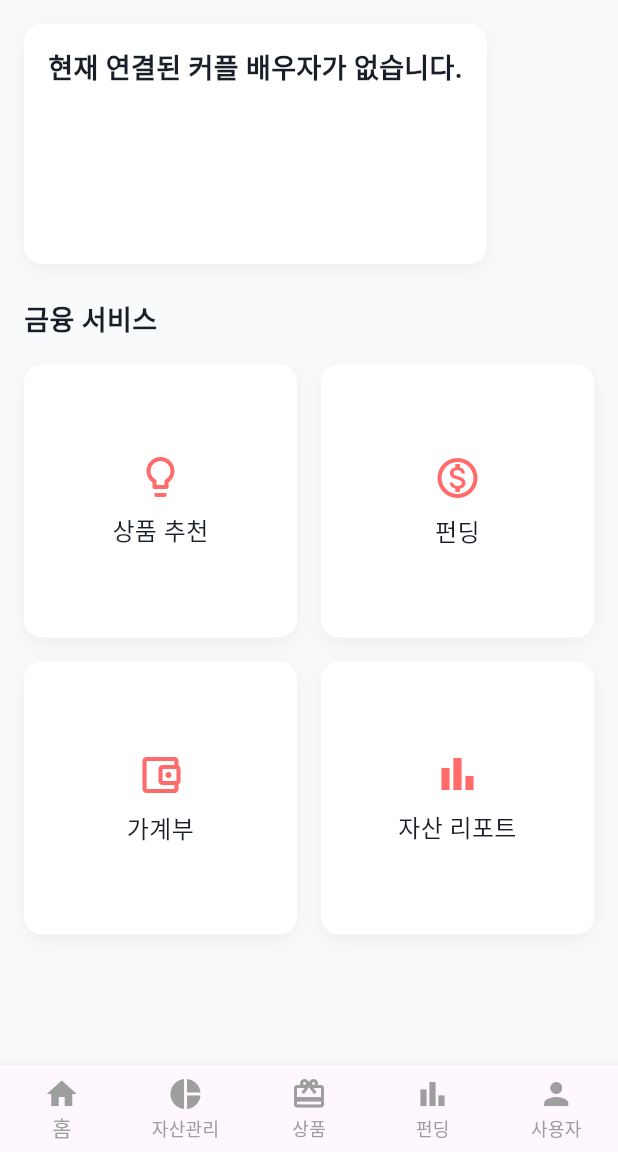
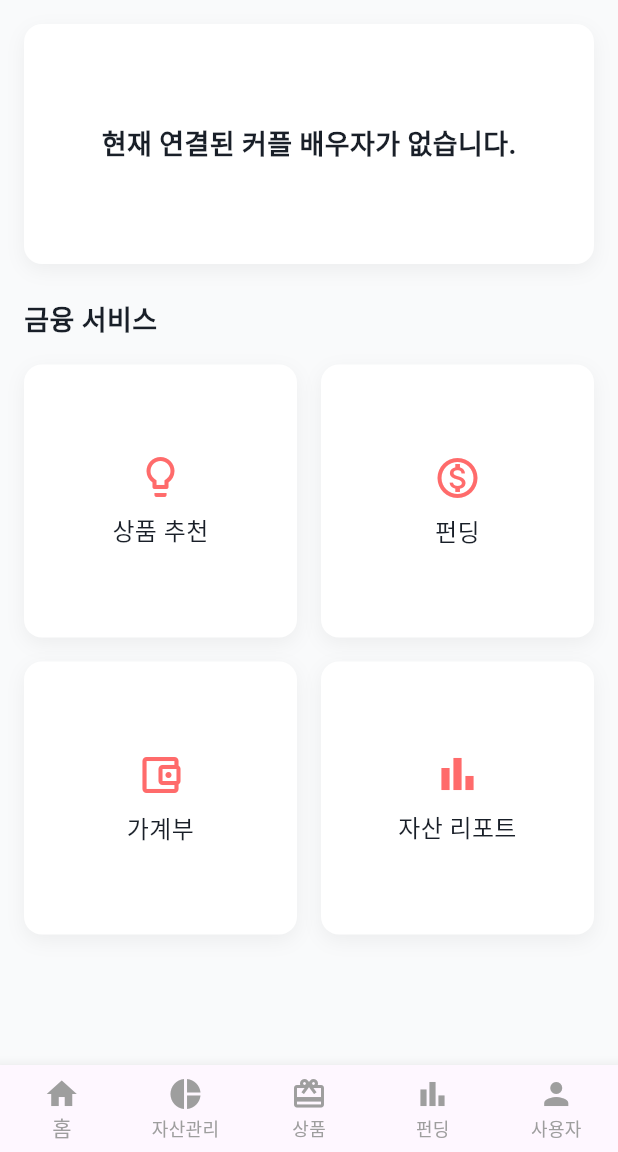
Before and after one commit to BBYUworld/bbyu-fe, a Flutter app: the MainPage screen opened directly, on a phone screen of 412 x 824 dp, the part 84-1236 px from its top. Run offline on Flutter 3.47's test engine with Material 3 defaults, Android fonts, the phone set to English and light mode, and no system bars; our stand-ins replace carousel_slider, dio, dots_indicator, fl_chart, flutter_secure_storage and 2 more; missing offline and left inert: dart:ffi, remedi_kopo; accounts and stored records are empty; network calls fail.

Commit message:
feat: 메인 페이지 총자산

```diff
--- a/lib/views/home/MainPage.dart
+++ b/lib/views/home/MainPage.dart
@@ -145,15 +145,16 @@ class _MainPageState extends State<MainPage> {
         child: Padding(
           padding: const EdgeInsets.all(16.0),
           child: Column(
+            mainAxisAlignment: MainAxisAlignment.center,
             crossAxisAlignment: CrossAxisAlignment.start,
             children: [
+              if (_coupleDto != null) ...[
                 Text(
-                _coupleDto != null ? _coupleDto!.nickname : "현재 연결된 커플 배우자가 없습니다.",
+                  _coupleDto!.nickname,
                   style: TextStyle(fontSize: 18, fontWeight: FontWeight.bold, color: textColor),
                 ),
-              SizedBox(height: 16),
-              _coupleDto != null && _coupleSum != null
-                  ? Row(
+                SizedBox(height: 8),
+                Row(
                   mainAxisAlignment: MainAxisAlignment.spaceBetween,
                   children: [
                     Column(
@@ -180,8 +181,15 @@ class _MainPageState extends State<MainPage> {
                       ],
                     ),
                   ],
-              )
-                  : SizedBox.shrink(),
+                ),
+              ] else ...[
+                Center(
+                  child: Text(
+                    "현재 연결된 커플 배우자가 없습니다.",
+                    style: TextStyle(fontSize: 18, fontWeight: FontWeight.bold, color: textColor),
+                  ),
+                ),
+              ],
             ],
           ),
         ),
--- a/lib/widgets/asset/assetloan/account_recommendation_widget.dart
+++ b/lib/widgets/asset/assetloan/account_recommendation_widget.dart
@@ -60,7 +60,10 @@ class _AccountSelectionWidgetState extends State<AccountSelectionWidget> {
                 Navigator.push(
                   context,
                   MaterialPageRoute(
-                    builder: (context) => DetailPage(accountDto: item.accountDto),
+                    builder: (context) => DetailPage(
+                      accountDto: item.accountDto,
+                      isSavings: title == '적금 추천', // 적금인 경우 true를 전달
+                    ),
                   ),
                 );
               },
```
Also changed, not shown: lib/services/api_service.dart (+17 -0 lines), lib/views/account/account_create_detail_widget.dart (+20 -8 lines). Lines whose indentation alone changed are shown as unchanged.
